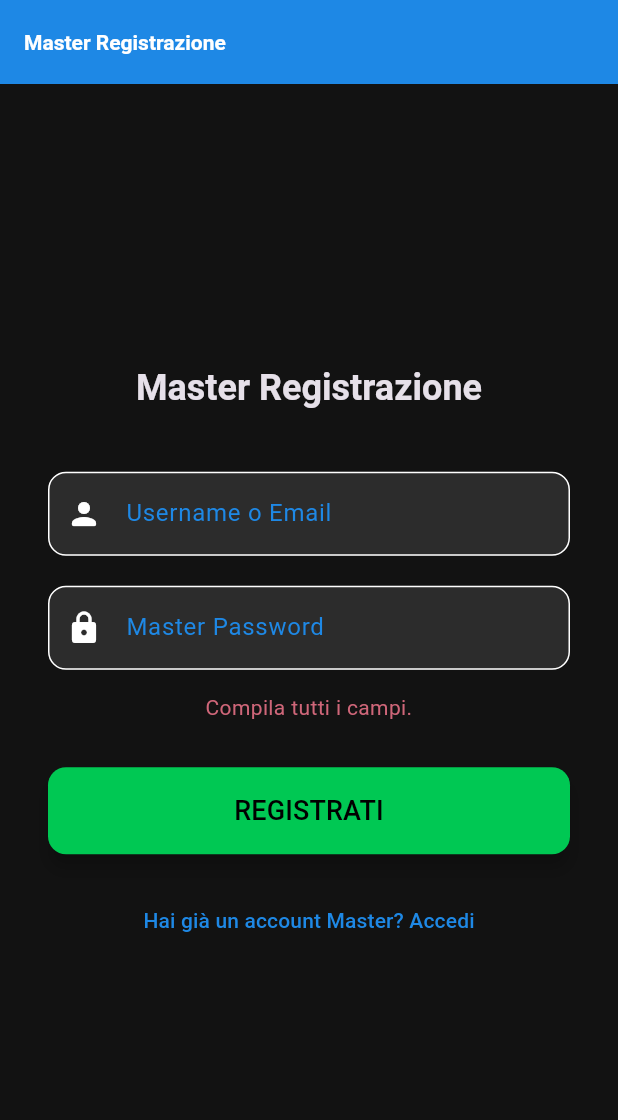
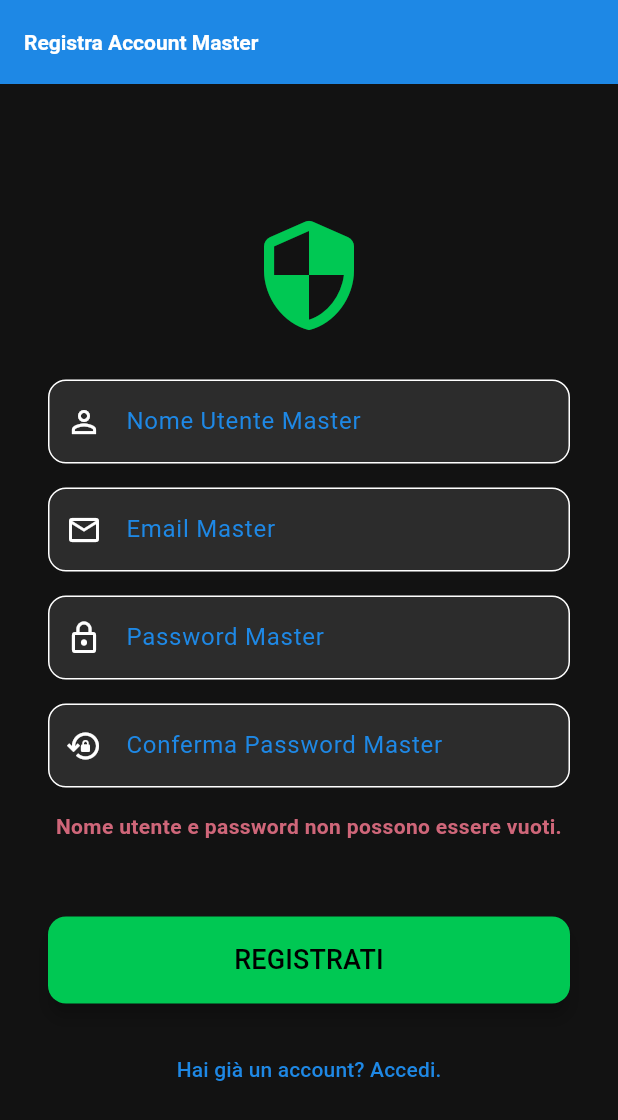
Before and after one commit to Sebastiano-ITS/securepassword, a Flutter app: the screen it shows after launch, after a tap on "REGISTRATI", on a phone screen of 412 x 824 dp. Shown: the top 1120 px of the screen. Run offline on Flutter 3.47's test engine with Material 3 defaults, Android fonts, the phone set to English and light mode, and no system bars; our stand-ins replace flutter_secure_storage; missing offline and left inert: password_strength.

Commit message:
modifiche varie

```diff
--- a/lib/models/password_entry.dart
+++ b/lib/models/password_entry.dart
@@ -1,3 +1,4 @@
+import 'package:flutter/material.dart'; // Importato per usare Color
 import 'package:password_strength/password_strength.dart'; // <--- Importa la libreria
 
 // Enum per definire i livelli di forza della password
@@ -17,14 +18,26 @@ class PasswordEntry {
   final String email;
   final String password;
 
-  // Metodo statico per calcolare il livello di forza (0.0 a 1.0)
+  PasswordEntry({
+    required this.id,
+    required this.title,
+    required this.username,
+    required this.email,
+    required this.password,
+  });
+
+  // ----------------------------------------------------
+  // --- LOGICA FORZA PASSWORD (Aggiunta per PasswordCard) ---
+  // ----------------------------------------------------
+
+  // 1. Metodo statico per calcolare il livello di forza (0.0 a 1.0)
   static double getStrength(String password) {
     if (password.isEmpty) return 0.0;
-    // Utilizza la funzione get
+    // Utilizza la funzione get di 'password_strength'
     return estimatePasswordStrength(password);
   }
 
-  // Metodo per ottenere l'oggetto PasswordStrengthLevel
+  // 2. Getter per ottenere l'oggetto PasswordStrengthLevel
   PasswordStrengthLevel get strengthLevel {
     final double strength = getStrength(password);
 
@@ -41,15 +54,35 @@ class PasswordEntry {
     }
   }
 
-  PasswordEntry({
-    required this.id,
-    required this.title,
-    required this.username,
-    required this.email,
-    required this.password,
-  });
+  // 3. Getter che restituisce il valore (0.0 a 1.0) per LinearProgressIndicator
+  double get strengthValue {
+    if (password.isEmpty) return 0.0;
+    return getStrength(password);
+  }
 
-  // 4. METODO toMap() (Serializzazione)
+  // 4. Metodo che restituisce il Colore in base al livello di forza
+  Color strengthColor(ThemeData theme) {
+    switch (strengthLevel) {
+      case PasswordStrengthLevel.weak:
+        return Colors.red;
+      case PasswordStrengthLevel.medium:
+        return Colors.orange;
+      case PasswordStrengthLevel.strong:
+        return Colors.blue;
+      case PasswordStrengthLevel.veryStrong:
+        return Colors.green;
+      case PasswordStrengthLevel.blank:
+      default:
+        return theme.dividerColor;
+    }
+  }
+
+
+  // ----------------------------------------------------
+  // --- SERIALIZZAZIONE (Invariata) ---
+  // ----------------------------------------------------
+
+  // 5. METODO toMap() (Serializzazione)
   Map<String, String> toMap() {
     return {
       'id': id,
@@ -60,7 +93,7 @@ class PasswordEntry {
     };
   }
 
-  // 5. METODO fromMap() (Deserializzazione)
+  // 6. METODO fromMap() (Deserializzazione)
   static PasswordEntry fromMap(Map<String, String> map) {
     return PasswordEntry(
       id: map['id'] ?? '',
--- a/lib/pages/auth_page.dart
+++ b/lib/pages/auth_page.dart
@@ -11,8 +11,14 @@ class AuthPage extends StatefulWidget {
 
 class _AuthPageState extends State<AuthPage> {
   final SecureStorageService _storageService = SecureStorageService();
+
+  // Controller esistenti
   final TextEditingController _usernameController = TextEditingController();
   final TextEditingController _passwordController = TextEditingController();
+
+  // NUOVI Controller per Registrazione
+  final TextEditingController _emailController = TextEditingController(); // <--- NUOVO
+  final TextEditingController _confirmPasswordController = TextEditingController(); // <--- NUOVO
 
   bool _isLoginMode = true; // true: Login, false: Signup
   bool _isLoading = true;
@@ -24,9 +30,21 @@ class _AuthPageState extends State<AuthPage> {
     _checkInitialState();
   }
 
-  // Controlla se un account Master è già stato creato al primo avvio
+  // Controlla se un account Master è già stato creato E se c'è una sessione attiva
   Future<void> _checkInitialState() async {
     final accountExists = await _storageService.isAccountCreated();
+    final sessionActive = await _storageService.checkSession(); // <--- CONTROLLO SESSIONE
+
+    if (sessionActive) {
+      // Se la sessione è attiva, naviga direttamente alla HomePage
+      if (mounted) {
+        Navigator.of(context).pushReplacement(
+          MaterialPageRoute(builder: (_) => const HomePage()),
+        );
+      }
+      return;
+    }
+
     setState(() {
       _isLoginMode = accountExists; // Se esiste, la modalità predefinita è Login
       _isLoading = false;
@@ -44,7 +62,7 @@ class _AuthPageState extends State<AuthPage> {
 
     if (username.isEmpty || password.isEmpty) {
       setState(() {
-        _errorMessage = "Compila tutti i campi.";
+        _errorMessage = 'Nome utente e password non possono essere vuoti.';
         _isLoading = false;
       });
       return;
@@ -53,52 +71,66 @@ class _AuthPageState extends State<AuthPage> {
     bool success = false;
 
     if (_isLoginMode) {
-      // Modalità Login
+      // LOGICA DI LOGIN
       success = await _storageService.login(username, password);
       if (!success) {
-        setState(() => _errorMessage = "Credenziali errate.");
+        _errorMessage = 'Credenziali non valide.';
       }
     } else {
-      // Modalità Registrazione (Signup)
-      await _storageService.signUp(username, password);
-      success = true;
+      // LOGICA DI REGISTRAZIONE (SIGNUP)
+      final email = _emailController.text.trim();
+      final confirmPassword = _confirmPasswordController.text;
+
+      if (email.isEmpty || password != confirmPassword) {
+        _errorMessage = email.isEmpty
+            ? 'L\'email non può essere vuota.'
+            : 'Le password non corrispondono.';
+      } else {
+        await _storageService.createMasterAccount(
+          username: username,
+          email: email,
+          password: password,
+        );
+        success = true;
+      }
     }
 
-    if (success) {
-      _navigateToHome();
-    } else {
+    if (mounted) {
       setState(() {
         _isLoading = false;
       });
+
+      if (success) {
+        // Naviga alla homepage e rimuove la pagina di autenticazione
+        Navigator.of(context).pushReplacement(
+          MaterialPageRoute(builder: (_) => const HomePage()),
+        );
+      }
     }
-  }
-
-  void _navigateToHome() {
-    Navigator.of(context).pushReplacement(
-      MaterialPageRoute(builder: (_) => const HomePage()),
-    );
   }
 
   void _toggleMode() {
     setState(() {
       _isLoginMode = !_isLoginMode;
       _errorMessage = null;
-      _usernameController.clear();
-      _passwordController.clear();
+      // Pulisci i campi aggiuntivi quando si cambia modalità
+      _emailController.clear();
+      _confirmPasswordController.clear();
     });
   }
 
   @override
   Widget build(BuildContext context) {
-    final String mainTitle = _isLoginMode ? 'Master Login' : 'Master Registrazione';
-    final String buttonText = _isLoginMode ? 'ACCEDI' : 'REGISTRATI';
-    final String toggleText = _isLoginMode
-        ? 'Non hai un account Master? Registrati'
-        : 'Hai già un account Master? Accedi';
+    // Testi dinamici
+    final title = _isLoginMode ? 'Accedi al tuo Vault' : 'Registra Account Master';
+    final buttonText = _isLoginMode ? 'ACCEDI' : 'REGISTRATI';
+    final toggleText = _isLoginMode
+        ? 'Non hai un account? Registrati ora.'
+        : 'Hai già un account? Accedi.';
 
     return Scaffold(
       appBar: AppBar(
-        title: Text(mainTitle),
+        title: Text(title),
         backgroundColor: Theme.of(context).colorScheme.primary,
         elevation: 0,
       ),
@@ -108,53 +140,78 @@ class _AuthPageState extends State<AuthPage> {
           child: Column(
             mainAxisAlignment: MainAxisAlignment.center,
             crossAxisAlignment: CrossAxisAlignment.stretch,
-            children: [
-              Text(
-                mainTitle,
-                textAlign: TextAlign.center,
-                style: Theme.of(context)
-                    .textTheme
-                    .headlineSmall
-                    ?.copyWith(fontWeight: FontWeight.bold),
+            children: <Widget>[
+              // Immagine/Icona
+              Icon(
+                Icons.security_rounded,
+                size: 80,
+                color: Theme.of(context).colorScheme.secondary,
               ),
-              const SizedBox(height: 40),
+              const SizedBox(height: 30),
+
               // Campo Username
               TextField(
                 controller: _usernameController,
-                keyboardType: TextInputType.emailAddress,
-                decoration: InputDecoration(
-                  labelText: 'Username o Email',
-                  hintText: 'Master Account Username',
-                  border: OutlineInputBorder(
-                    borderRadius: BorderRadius.circular(12),
-                  ),
-                  prefixIcon: const Icon(Icons.person_rounded),
+                decoration: const InputDecoration(
+                  labelText: 'Nome Utente Master',
+                  border: OutlineInputBorder(borderRadius: BorderRadius.all(Radius.circular(12))),
+                  prefixIcon: Icon(Icons.person_outline),
                 ),
               ),
-              const SizedBox(height: 20),
+              const SizedBox(height: 16),
+
+              // Campo Email (Solo in modalità Registrazione)
+              if (!_isLoginMode) ...[
+                TextField(
+                  controller: _emailController,
+                  keyboardType: TextInputType.emailAddress,
+                  decoration: const InputDecoration(
+                    labelText: 'Email Master',
+                    border: OutlineInputBorder(borderRadius: BorderRadius.all(Radius.circular(12))),
+                    prefixIcon: Icon(Icons.email_outlined),
+                  ),
+                ),
+                const SizedBox(height: 16),
+              ],
+
               // Campo Password
               TextField(
                 controller: _passwordController,
                 obscureText: true,
-                decoration: InputDecoration(
-                  labelText: 'Master Password',
-                  hintText: 'Inserisci la Master Password',
-                  border: OutlineInputBorder(
-                    borderRadius: BorderRadius.circular(12),
-                  ),
-                  prefixIcon: const Icon(Icons.lock_rounded),
+                decoration: const InputDecoration(
+                  labelText: 'Password Master',
+                  border: OutlineInputBorder(borderRadius: BorderRadius.all(Radius.circular(12))),
+                  prefixIcon: Icon(Icons.lock_outline),
                 ),
               ),
+              const SizedBox(height: 16),
+
+              // Campo Conferma Password (Solo in modalità Registrazione)
+              if (!_isLoginMode) ...[
+                TextField(
+                  controller: _confirmPasswordController,
+                  obscureText: true,
+                  decoration: const InputDecoration(
+                    labelText: 'Conferma Password Master',
+                    border: OutlineInputBorder(borderRadius: BorderRadius.all(Radius.circular(12))),
+                    prefixIcon: Icon(Icons.lock_reset_outlined),
+                  ),
+                ),
+                const SizedBox(height: 16),
+              ],
+
+              // Messaggio di Errore
               if (_errorMessage != null)
                 Padding(
-                  padding: const EdgeInsets.only(top: 15.0),
+                  padding: const EdgeInsets.only(bottom: 20),
                   child: Text(
                     _errorMessage!,
-                    style: TextStyle(color: Theme.of(context).colorScheme.error),
+                    style: TextStyle(color: Theme.of(context).colorScheme.error, fontWeight: FontWeight.bold),
                     textAlign: TextAlign.center,
                   ),
                 ),
               const SizedBox(height: 30),
+
               // Pulsante principale Login/Registrati
               _isLoading
                   ? const Center(child: CircularProgressIndicator())
@@ -176,6 +233,7 @@ class _AuthPageState extends State<AuthPage> {
                       ),
                     ),
               const SizedBox(height: 20),
+
               // Pulsante per cambiare modalità
               TextButton(
                 onPressed: _toggleMode,
--- a/lib/services/secure_storage_service.dart
+++ b/lib/services/secure_storage_service.dart
@@ -8,18 +8,24 @@ class SecureStorageService {
   // Chiavi per l'account Master dell'App
   static const String _masterKey = 'master_password';
   static const String _usernameKey = 'master_username';
+  static const String _emailKey = 'master_email'; // <--- NUOVA CHIAVE PER EMAIL
   static const String _sessionKey = 'is_logged_in';
 
   // Chiave per le password salvate nel vault
   static const String _passwordsListKey = 'password_list';
 
   // ------------------------------------
-  // --- Gestione Master Account e Sessione ---
-  // ------------------------------------
+  // --- Gestione Master Account e Sessione ---\r
+  // ------------------------------------\r
 
   // NUOVO: Metodo per recuperare l'username salvato
   Future<String?> getMasterUsername() async {
     return await _storage.read(key: _usernameKey);
+  }
+
+  // NUOVO: Metodo per recuperare l'email salvata
+  Future<String?> getMasterEmail() async {
+    return await _storage.read(key: _emailKey);
   }
 
   // Controlla se le credenziali master sono già state salvate (Account creato)
@@ -27,26 +33,30 @@ class SecureStorageService {
     return await _storage.containsKey(key: _masterKey);
   }
 
+  // Imposta l'account master al momento della registrazione
+  Future<void> createMasterAccount({
+    required String username,
+    required String email,
+    required String password,
+  }) async {
+    await _storage.write(key: _usernameKey, value: username);
+    await _storage.write(key: _emailKey, value: email);
+    await _storage.write(key: _masterKey, value: password);
+    await _setSession(true); // Logga automaticamente dopo la registrazione
+  }
+
   // Imposta lo stato di sessione (per rimanere loggato)
   Future<void> _setSession(bool isLoggedIn) async {
     await _storage.write(key: _sessionKey, value: isLoggedIn.toString());
   }
 
-  // Controlla se l'utente è già loggato
+  // Controlla se l'utente è già loggato (Persistenza Sessione)
   Future<bool> checkSession() async {
     final sessionValue = await _storage.read(key: _sessionKey);
     return sessionValue == 'true';
   }
 
-  // Registrazione (Sign Up)
-  Future<void> signUp(String username, String password) async {
-    // In un'app reale, salva un hash della password, non il testo in chiaro.
-    await _storage.write(key: _usernameKey, value: username);
-    await _storage.write(key: _masterKey, value: password);
-    await _setSession(true); // Registrazione implica l'accesso immediato
-  }
-
-  // Login (Accesso)
+  // Logica di Login
   Future<bool> login(String username, String password) async {
     final storedUsername = await _storage.read(key: _usernameKey);
     final storedPassword = await _storage.read(key: _masterKey);
@@ -62,9 +72,9 @@ class SecureStorageService {
     await _setSession(false); // Termina la sessione
   }
 
-  // ------------------------------------
-  // --- Gestione Password Vault (Invariato) ---
-  // ------------------------------------
+  // ------------------------------------\r
+  // --- Gestione Password Vault (Invariato) ---\r
+  // ------------------------------------\r
 
   Future<List<PasswordEntry>> loadPasswords() async {
     final jsonString = await _storage.read(key: _passwordsListKey);
@@ -82,18 +92,16 @@ class SecureStorageService {
     await _storage.write(key: _passwordsListKey, value: jsonString);
   }
 
-  // AGGIUNGI NUOVA PASSWORD (CORRETTO)
   Future<void> addPassword(PasswordEntry entry) async {
     final passwords = await loadPasswords();
 
     // 1. Aggiungi la nuova entry
     passwords.add(entry);
 
-    // 2. SALVA LA LISTA AGGIORNATA (QUELLO CHE MANCAVA)
+    // 2. SALVA LA LISTA AGGIORNATA
     await _savePasswords(passwords);
   }
 
-  // ELIMINA PASSWORD (CORRETTO)
   Future<void> deletePassword(String id) async {
     final passwords = await loadPasswords();
 
```
Also changed, not shown: lib/pages/profile_page.dart (+30 -14 lines), lib/widgets/password_card.dart (+92 -98 lines).
